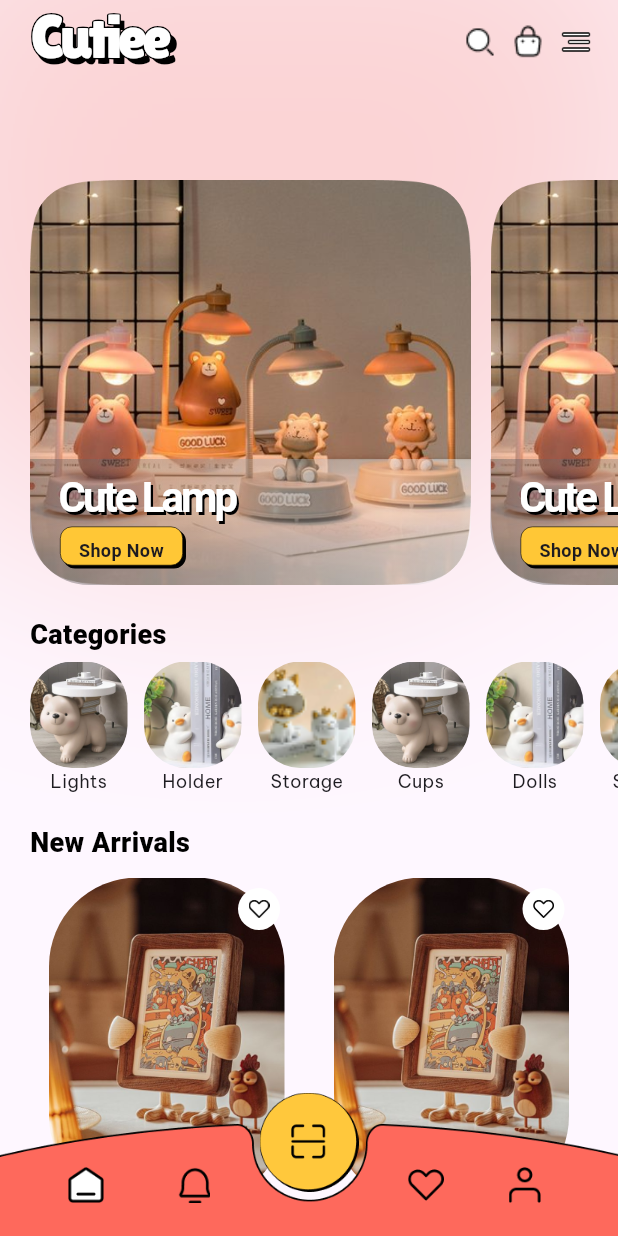
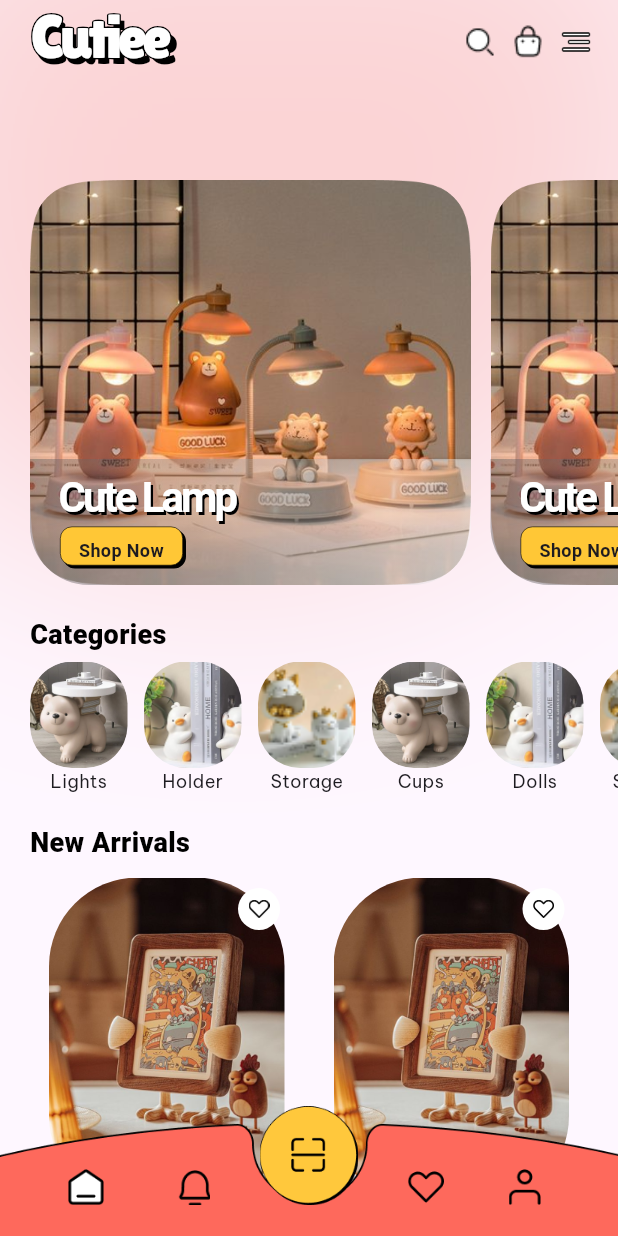
Before and after one commit to FadhilAbdulla/Cutiee-ShoppingApp-Flutter, a Flutter app: the BottomNavigation screen opened by its route, on a phone screen of 412 x 824 dp. Run offline on Flutter 3.47's test engine with Material 3 defaults, Android fonts, the light colour scheme and no system bars; our stand-ins replace google_fonts; Roboto replaces fonts that are missing (Manjari).

Commit message:
fixed design issues of navigation bar

```diff
--- a/lib/Components/CustomNavigationBar.dart
+++ b/lib/Components/CustomNavigationBar.dart
@@ -17,12 +17,12 @@ class _CustomNavigationBarState extends State<CustomNavigationBar> {
   @override
   Widget build(BuildContext context) {
     return Container(
-        height: 107,
+        height: MediaQuery.of(context).size.height * 0.12,
         alignment: Alignment.bottomCenter,
         child: Stack(
           children: [
             Container(
-              height: 100,
+              height: MediaQuery.of(context).size.height * 0.105,
             ),
             Positioned(
                 bottom: 0,
@@ -32,7 +32,7 @@ class _CustomNavigationBarState extends State<CustomNavigationBar> {
                 )),
             Positioned(
                 left: MediaQuery.of(context).size.width * 0.11,
-                bottom: 22,
+                bottom: MediaQuery.of(context).size.height * 0.025,
                 child: InkWell(
                   onTap: () {
                     widget.onIconTap("H");
@@ -45,7 +45,7 @@ class _CustomNavigationBarState extends State<CustomNavigationBar> {
                 )),
             Positioned(
                 left: MediaQuery.of(context).size.width * 0.285,
-                bottom: 22,
+                bottom: MediaQuery.of(context).size.height * 0.025,
                 child: InkWell(
                   onTap: () {
                     widget.onIconTap("N");
@@ -58,20 +58,20 @@ class _CustomNavigationBarState extends State<CustomNavigationBar> {
                 )),
             Positioned(
                 left: MediaQuery.of(context).size.width * 0.42,
-                top: 4.5,
+                top: 0,
                 child: InkWell(
                   onTap: () {
                     widget.onIconTap("S");
                   },
                   child: Image.asset(
                     "assets/DesignImages/CenterIcon.png",
-                    height: 66,
-                    width: 66,
+                    height: MediaQuery.of(context).size.width * 0.16,
+                    width: MediaQuery.of(context).size.width * 0.16,
                   ),
                 )),
             Positioned(
                 left: MediaQuery.of(context).size.width * 0.66,
-                bottom: 22,
+                bottom: MediaQuery.of(context).size.height * 0.025,
                 child: InkWell(
                   onTap: () {
                     widget.onIconTap("L");
@@ -84,7 +84,7 @@ class _CustomNavigationBarState extends State<CustomNavigationBar> {
                 )),
             Positioned(
                 left: MediaQuery.of(context).size.width * 0.82,
-                bottom: 22,
+                bottom: MediaQuery.of(context).size.height * 0.025,
                 child: InkWell(
                   onTap: () {
                     widget.onIconTap("P");
```
